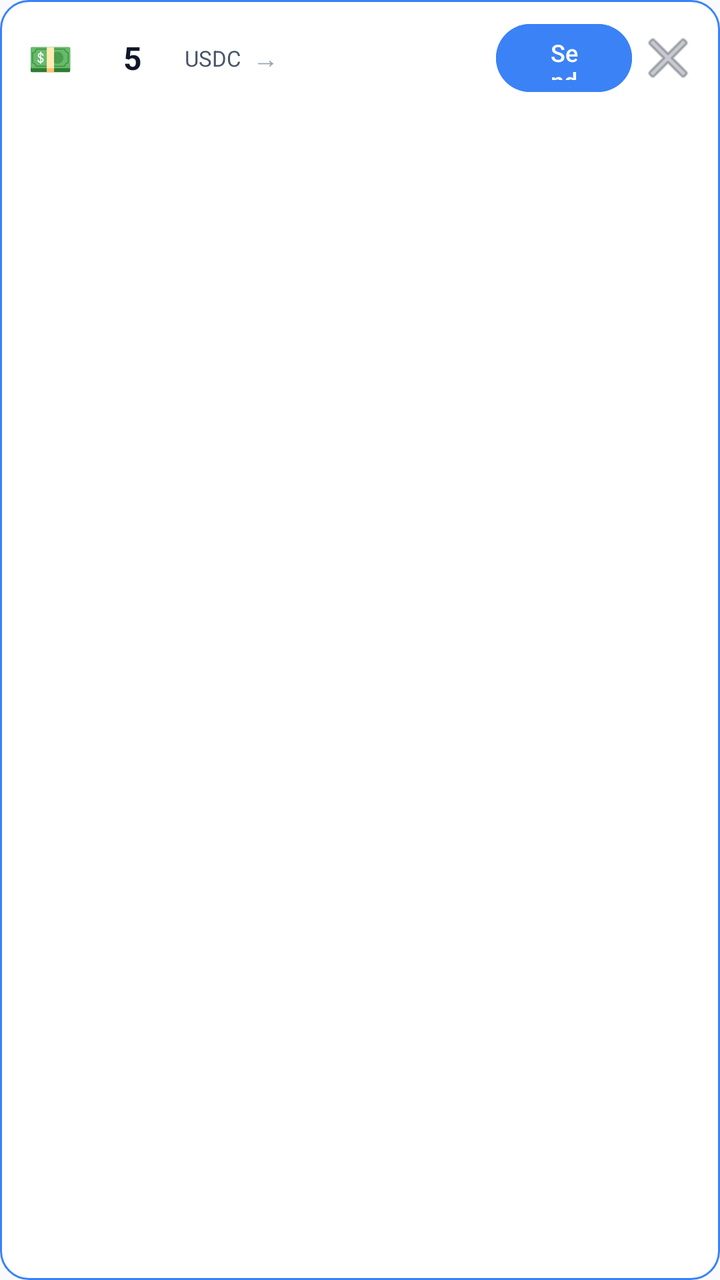
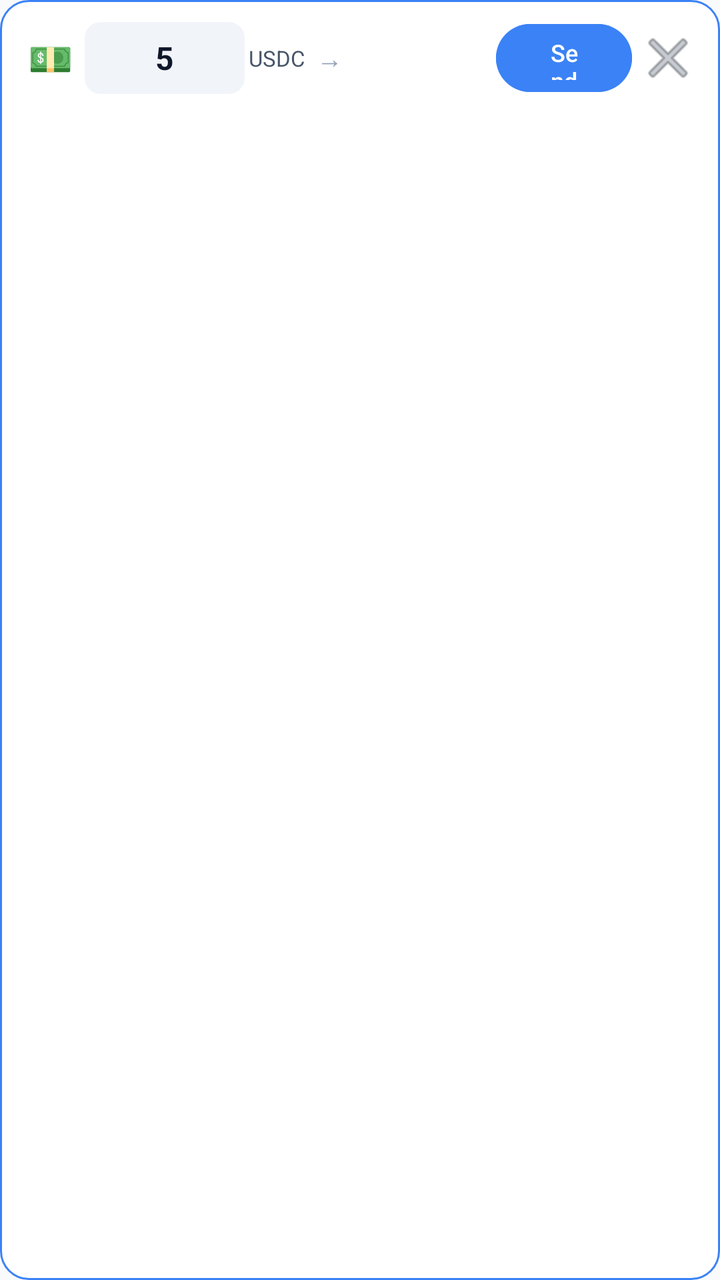

An Android layout rendered at two revisions. The XML below is the earlier revision; the diff shows what the commit changed to produce the second picture.
<!-- AndroidManifest.xml: application theme Theme.Keeb -->
<!-- res/layout/view_payment_chip.xml -->
<?xml version="1.0" encoding="utf-8"?>
<LinearLayout xmlns:android="http://schemas.android.com/apk/res/android"
    android:id="@+id/chip_root"
    android:orientation="vertical"
    android:layout_width="match_parent"
    android:layout_height="wrap_content"
    android:background="@drawable/chip_background"
    android:layout_marginStart="10dp"
    android:layout_marginEnd="10dp"
    android:layout_marginTop="6dp"
    android:layout_marginBottom="4dp">

    
    <LinearLayout
        android:id="@+id/chip_main_row"
        android:layout_width="match_parent"
        android:layout_height="wrap_content"
        android:orientation="horizontal"
        android:gravity="center_vertical"
        android:paddingStart="14dp"
        android:paddingEnd="10dp"
        android:paddingTop="11dp"
        android:paddingBottom="11dp">

        
        <TextView
            android:layout_width="wrap_content"
            android:layout_height="wrap_content"
            android:text="💵"
            android:textSize="18sp"
            android:layout_marginEnd="6dp" />

        
        <EditText
            android:id="@+id/et_amount"
            android:layout_width="48dp"
            android:layout_height="36dp"
            android:inputType="numberDecimal"
            android:text="5"
            android:textColor="@color/text_primary"
            android:textSize="16sp"
            android:textStyle="bold"
            android:gravity="center"
            android:background="@android:color/transparent"
            android:paddingStart="0dp"
            android:paddingEnd="0dp" />

        
        <TextView
            android:layout_width="wrap_content"
            android:layout_height="wrap_content"
            android:text="USDC"
            android:textColor="@color/text_secondary"
            android:textSize="11sp"
            android:layout_marginStart="2dp"
            android:layout_marginEnd="6dp" />

        
        <TextView
            android:layout_width="wrap_content"
            android:layout_height="wrap_content"
            android:text="→"
            android:textColor="@color/text_muted"
            android:textSize="13sp"
            android:layout_marginEnd="6dp" />

        
        <TextView
            android:id="@+id/tv_address"
            android:layout_width="0dp"
            android:layout_weight="1"
            android:layout_height="wrap_content"
            android:textColor="@color/blue_primary"
            android:textSize="12sp"
            android:singleLine="true"
            android:ellipsize="middle"
            android:fontFamily="monospace" />

        
        <com.google.android.material.button.MaterialButton
            android:id="@+id/btn_send"
            style="@style/Widget.Material3.Button"
            android:layout_width="68dp"
            android:layout_height="34dp"
            android:text="Send"
            android:textSize="12sp"
            android:backgroundTint="@color/blue_primary"
            android:textColor="@color/white"
            android:insetTop="0dp"
            android:insetBottom="0dp"
            android:layout_marginStart="8dp" />

        
        <ImageButton
            android:id="@+id/btn_close"
            android:layout_width="32dp"
            android:layout_height="32dp"
            android:src="@android:drawable/ic_menu_close_clear_cancel"
            android:background="?attr/selectableItemBackgroundBorderless"
            android:tint="@color/dismiss_tint"
            android:layout_marginStart="2dp"
            android:contentDescription="Dismiss" />

    </LinearLayout>

    
    <LinearLayout
        android:id="@+id/chip_wallet_required_row"
        android:layout_width="match_parent"
        android:layout_height="wrap_content"
        android:orientation="horizontal"
        android:gravity="center_vertical"
        android:paddingStart="14dp"
        android:paddingEnd="10dp"
        android:paddingTop="11dp"
        android:paddingBottom="11dp"
        android:visibility="gone">

        <TextView
            android:layout_width="wrap_content"
            android:layout_height="wrap_content"
            android:text="🦊"
            android:textSize="18sp"
            android:layout_marginEnd="8dp" />

        <TextView
            android:layout_width="0dp"
            android:layout_weight="1"
            android:layout_height="wrap_content"
            android:text="Connect wallet to send USDC"
            android:textColor="@color/text_secondary"
            android:textSize="12sp" />

        <com.google.android.material.button.MaterialButton
            android:id="@+id/btn_connect_from_chip"
            style="@style/Widget.Material3.Button"
            android:layout_width="wrap_content"
            android:layout_height="34dp"
            android:text="Connect"
            android:textSize="12sp"
            android:backgroundTint="@color/blue_primary"
            android:textColor="@color/white"
            android:insetTop="0dp"
            android:insetBottom="0dp"
            android:layout_marginStart="8dp" />

        <ImageButton
            android:id="@+id/btn_close_wallet_required"
            android:layout_width="32dp"
            android:layout_height="32dp"
            android:src="@android:drawable/ic_menu_close_clear_cancel"
            android:background="?attr/selectableItemBackgroundBorderless"
            android:tint="@color/dismiss_tint"
            android:layout_marginStart="2dp"
            android:contentDescription="Dismiss" />

    </LinearLayout>

    
    <TextView
        android:id="@+id/tv_chip_status"
        android:layout_width="match_parent"
        android:layout_height="wrap_content"
        android:text=""
        android:textSize="11sp"
        android:textColor="@color/text_secondary"
        android:gravity="center"
        android:paddingBottom="9dp"
        android:paddingStart="14dp"
        android:paddingEnd="14dp"
        android:visibility="gone" />

</LinearLayout>
<!-- resources referenced by this layout -->
<resources>
  <color name="blue_primary">#3B82F6</color>
  <color name="dismiss_tint">#6094A3B8</color>
  <color name="text_muted">#475569</color>
  <color name="text_primary">#F8FAFC</color>
  <color name="text_secondary">#94A3B8</color>
  <color name="white">#FFFFFF</color>
  <!-- drawable chip_background (drawable) -->
  <?xml version="1.0" encoding="utf-8"?>
  <shape xmlns:android="http://schemas.android.com/apk/res/android"
      android:shape="rectangle">
      <solid android:color="@color/chip_bg" />
      <stroke
          android:width="1dp"
          android:color="@color/chip_border" />
      <corners android:radius="14dp" />
  </shape>
  <style name="Theme.Keeb" parent="Theme.Material3.DayNight.NoActionBar">
          <item name="colorPrimary">@color/blue_primary</item>
          <item name="colorOnPrimary">@color/white</item>
          <item name="colorSecondary">@color/green_primary</item>
          <item name="android:statusBarColor">@color/bg_primary</item>
          <item name="android:navigationBarColor">@color/bg_primary</item>
          <item name="android:windowBackground">@color/bg_primary</item>
      </style>
  <color name="chip_bg">#CC1E293B</color>
  <color name="chip_border">#3B82F6</color>
  <color name="green_primary">#10B981</color>
  <color name="bg_primary">#0F172A</color>
</resources>

<!-- the commit's change to res/layout/view_payment_chip.xml (unified diff, before → after) -->
@@ -33,17 +33,25 @@
         
         <EditText
             android:id="@+id/et_amount"
-            android:layout_width="48dp"
+            android:layout_width="80dp"
             android:layout_height="36dp"
-            android:inputType="numberDecimal"
+            android:inputType="numberDecimal|textNoSuggestions"
+            android:imeOptions="flagNoExtractUi|flagNoFullscreen"
             android:text="5"
             android:textColor="@color/text_primary"
             android:textSize="16sp"
             android:textStyle="bold"
             android:gravity="center"
-            android:background="@android:color/transparent"
-            android:paddingStart="0dp"
-            android:paddingEnd="0dp" />
+            android:background="@drawable/bg_amount_field"
+            android:paddingStart="8dp"
+            android:paddingEnd="8dp"
+            android:focusable="true"
+            android:focusableInTouchMode="true"
+            android:clickable="true"
+            android:cursorVisible="true"
+            android:selectAllOnFocus="true"
+            android:importantForAutofill="no"
+            android:hint="0" />
 
         
         <TextView
<!-- resource entries referenced after the edit -->
@@ -6,6 +6,25 @@
   <color name="text_primary">#F8FAFC</color>
   <color name="text_secondary">#94A3B8</color>
   <color name="white">#FFFFFF</color>
+  <!-- drawable bg_amount_field (drawable) -->
+  <?xml version="1.0" encoding="utf-8"?>
+  <selector xmlns:android="http://schemas.android.com/apk/res/android">
+      <item android:state_focused="true">
+          <shape android:shape="rectangle">
+              <solid android:color="@color/bg_elevated" />
+              <stroke
+                  android:width="2dp"
+                  android:color="@color/blue_primary" />
+              <corners android:radius="8dp" />
+          </shape>
+      </item>
+      <item>
+          <shape android:shape="rectangle">
+              <solid android:color="@color/bg_elevated" />
+              <corners android:radius="8dp" />
+          </shape>
+      </item>
+  </selector>
   <!-- drawable chip_background (drawable) -->
   <?xml version="1.0" encoding="utf-8"?>
   <shape xmlns:android="http://schemas.android.com/apk/res/android"
@@ -24,6 +43,7 @@
           <item name="android:navigationBarColor">@color/bg_primary</item>
           <item name="android:windowBackground">@color/bg_primary</item>
       </style>
+  <color name="bg_elevated">#334155</color>
   <color name="chip_bg">#CC1E293B</color>
   <color name="chip_border">#3B82F6</color>
   <color name="green_primary">#10B981</color>
